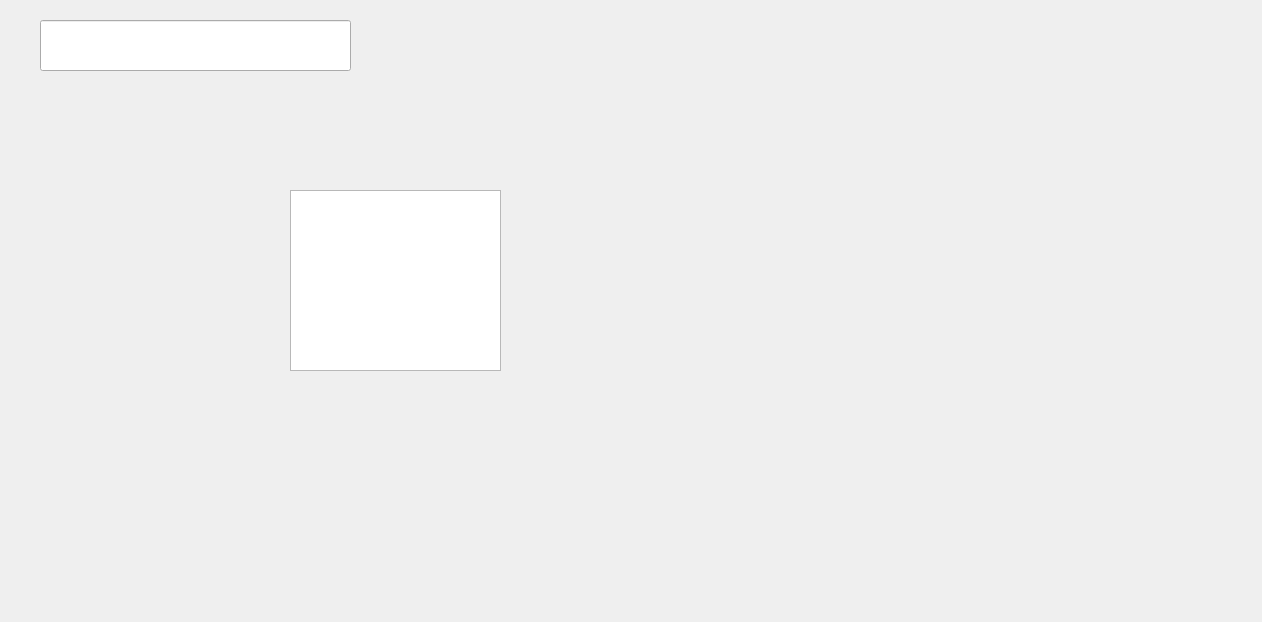
The window that SoftKeyBoard/MainWindow.ui (yangyang0312/Qt4SoftKeyboard) describes before a commit, drawn with Qt 5.
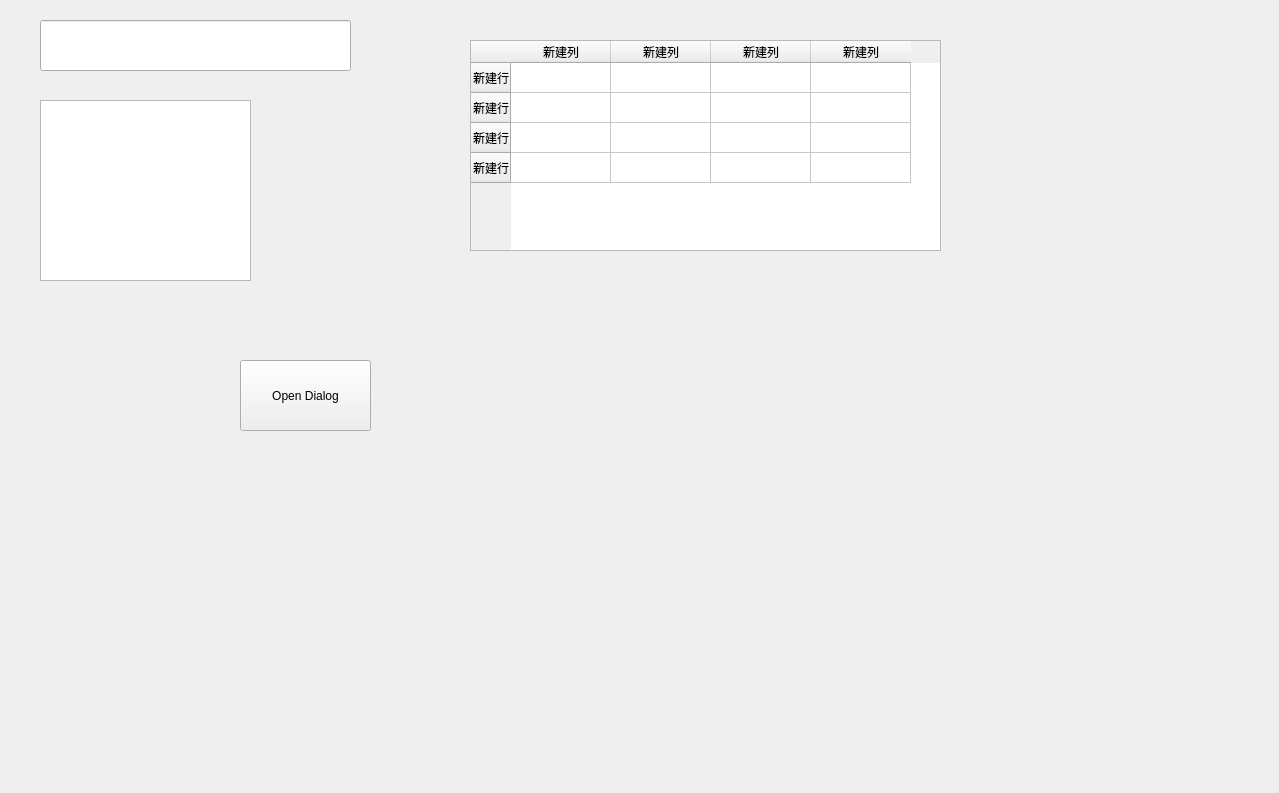
The same window after the commit.

Commit message: 修改支持QDialog的软键盘输入

```diff
--- a/SoftKeyBoard/MainWindow.ui
+++ b/SoftKeyBoard/MainWindow.ui
@@ -6,8 +6,8 @@
    <rect>
     <x>0</x>
     <y>0</y>
-    <width>1262</width>
-    <height>622</height>
+    <width>1279</width>
+    <height>793</height>
    </rect>
   </property>
   <property name="windowTitle">
@@ -27,13 +27,76 @@
    <widget class="QTextEdit" name="textEdit">
     <property name="geometry">
      <rect>
-      <x>290</x>
-      <y>190</y>
+      <x>40</x>
+      <y>100</y>
       <width>211</width>
       <height>181</height>
      </rect>
     </property>
    </widget>
+   <widget class="QTableWidget" name="tableWidget">
+    <property name="geometry">
+     <rect>
+      <x>470</x>
+      <y>40</y>
+      <width>471</width>
+      <height>211</height>
+     </rect>
+    </property>
+    <row>
+     <property name="text">
+      <string>新建行</string>
+     </property>
+    </row>
+    <row>
+     <property name="text">
+      <string>新建行</string>
+     </property>
+    </row>
+    <row>
+     <property name="text">
+      <string>新建行</string>
+     </property>
+    </row>
+    <row>
+     <property name="text">
+      <string>新建行</string>
+     </property>
+    </row>
+    <column>
+     <property name="text">
+      <string>新建列</string>
+     </property>
+    </column>
+    <column>
+     <property name="text">
+      <string>新建列</string>
+     </property>
+    </column>
+    <column>
+     <property name="text">
+      <string>新建列</string>
+     </property>
+    </column>
+    <column>
+     <property name="text">
+      <string>新建列</string>
+     </property>
+    </column>
+   </widget>
+   <widget class="QPushButton" name="btnOpen">
+    <property name="geometry">
+     <rect>
+      <x>240</x>
+      <y>360</y>
+      <width>131</width>
+      <height>71</height>
+     </rect>
+    </property>
+    <property name="text">
+     <string>Open Dialog</string>
+    </property>
+   </widget>
   </widget>
   <widget class="QMenuBar" name="menuBar">
    <property name="geometry">
```
Left out of the diff: 5 changed lines with no effect on the pictures. The commit also changes 15 other files.
